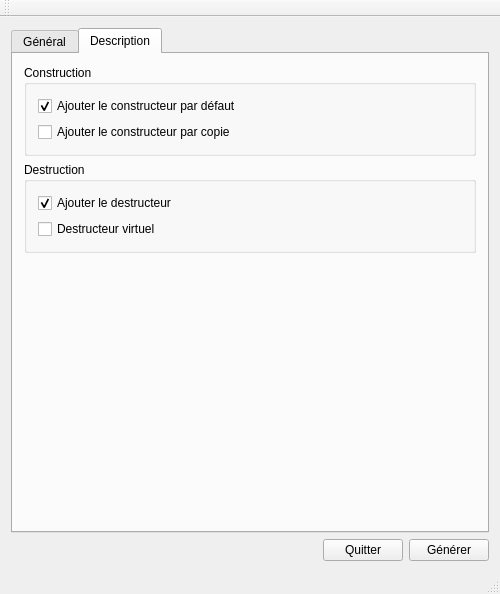
rovalette/metacc, file metacc/ui/mainwindow.ui: the form before one commit.
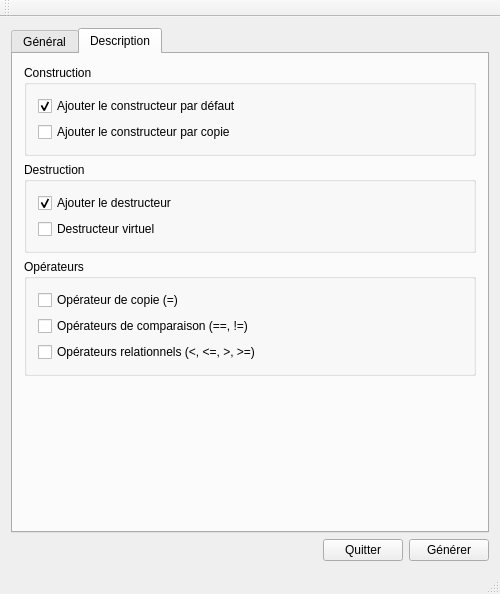
The form after the commit. The open tabs and pages were chosen to show the change. Icons and pictures are not drawn.

Commit message: add comparison operators

```diff
--- a/metacc/ui/mainwindow.ui
+++ b/metacc/ui/mainwindow.ui
@@ -128,7 +128,7 @@
        <attribute name="title">
         <string>Description</string>
        </attribute>
-       <layout class="QVBoxLayout" name="verticalLayout_7">
+       <layout class="QVBoxLayout" name="verticalLayout_9">
         <item>
          <widget class="QGroupBox" name="groupBox_3">
           <property name="title">
@@ -192,6 +192,40 @@
           </layout>
          </widget>
         </item>
+        <item>
+         <widget class="QGroupBox" name="groupBox_5">
+          <property name="title">
+           <string>Opérateurs</string>
+          </property>
+          <layout class="QVBoxLayout" name="verticalLayout_8">
+           <item>
+            <layout class="QVBoxLayout" name="verticalLayout_7">
+             <item>
+              <widget class="QCheckBox" name="checkBox_OpCopy">
+               <property name="text">
+                <string>Opérateur de copie (=)</string>
+               </property>
+              </widget>
+             </item>
+             <item>
+              <widget class="QCheckBox" name="checkBox_OpComparison">
+               <property name="text">
+                <string>Opérateurs de comparaison (==, !=)</string>
+               </property>
+              </widget>
+             </item>
+             <item>
+              <widget class="QCheckBox" name="checkBox_OpRelational">
+               <property name="text">
+                <string>Opérateurs relationnels (&lt;, &lt;=, &gt;, &gt;=)</string>
+               </property>
+              </widget>
+             </item>
+            </layout>
+           </item>
+          </layout>
+         </widget>
+        </item>
         <item>
          <spacer name="verticalSpacer_2">
           <property name="orientation">
@@ -200,7 +234,7 @@
           <property name="sizeHint" stdset="0">
            <size>
             <width>20</width>
-            <height>211</height>
+            <height>90</height>
            </size>
           </property>
          </spacer>
```
Left out of the diff: 2 changed lines with no effect on the pictures. The commit also changes 4 other files.
